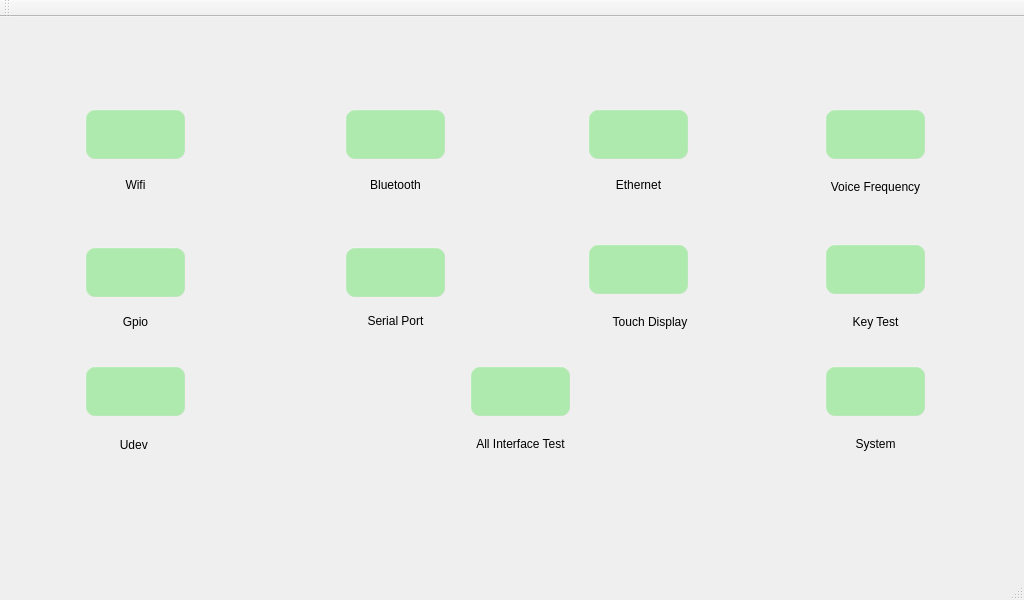
Before: the Qt Designer form qt/t507/mainwindow.ui in jizizihe/baijie_demo, drawn with Qt 5.
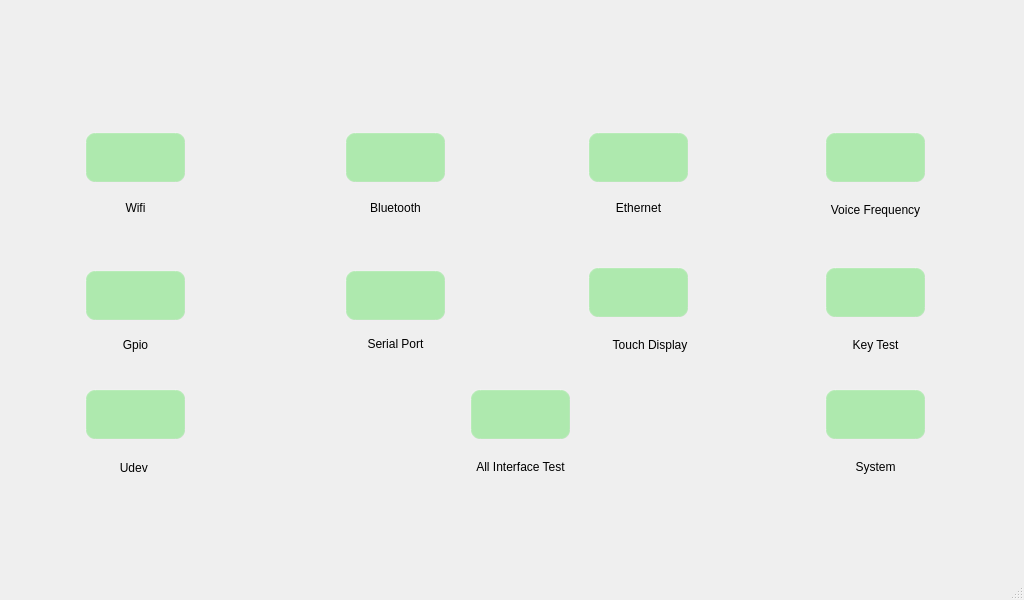
After: the same form once the commit is applied. Icons and pictures are not drawn.

Diff of the .ui file:
```diff
--- a/qt/t507/mainwindow.ui
+++ b/qt/t507/mainwindow.ui
@@ -56,7 +56,7 @@
     <property name="geometry">
      <rect>
       <x>588</x>
-      <y>227</y>
+      <y>267</y>
       <width>101</width>
       <height>51</height>
      </rect>
@@ -82,7 +82,7 @@
     <property name="geometry">
      <rect>
       <x>525</x>
-      <y>287</y>
+      <y>327</y>
       <width>250</width>
       <height>35</height>
      </rect>
@@ -104,7 +104,7 @@
     <property name="geometry">
      <rect>
       <x>825</x>
-      <y>227</y>
+      <y>267</y>
       <width>101</width>
       <height>51</height>
      </rect>
@@ -130,7 +130,7 @@
     <property name="geometry">
      <rect>
       <x>270</x>
-      <y>286</y>
+      <y>326</y>
       <width>251</width>
       <height>35</height>
      </rect>
@@ -152,7 +152,7 @@
     <property name="geometry">
      <rect>
       <x>750</x>
-      <y>287</y>
+      <y>327</y>
       <width>251</width>
       <height>35</height>
      </rect>
@@ -174,7 +174,7 @@
     <property name="geometry">
      <rect>
       <x>345</x>
-      <y>92</y>
+      <y>132</y>
       <width>101</width>
       <height>51</height>
      </rect>
@@ -200,7 +200,7 @@
     <property name="geometry">
      <rect>
       <x>85</x>
-      <y>349</y>
+      <y>389</y>
       <width>101</width>
       <height>51</height>
      </rect>
@@ -226,7 +226,7 @@
     <property name="geometry">
      <rect>
       <x>750</x>
-      <y>409</y>
+      <y>449</y>
       <width>251</width>
       <height>35</height>
      </rect>
@@ -248,7 +248,7 @@
     <property name="geometry">
      <rect>
       <x>10</x>
-      <y>287</y>
+      <y>327</y>
       <width>251</width>
       <height>35</height>
      </rect>
@@ -297,7 +297,7 @@
     <property name="geometry">
      <rect>
       <x>85</x>
-      <y>230</y>
+      <y>270</y>
       <width>101</width>
       <height>51</height>
      </rect>
@@ -323,7 +323,7 @@
     <property name="geometry">
      <rect>
       <x>395</x>
-      <y>409</y>
+      <y>449</y>
       <width>251</width>
       <height>35</height>
      </rect>
@@ -345,7 +345,7 @@
     <property name="geometry">
      <rect>
       <x>750</x>
-      <y>152</y>
+      <y>192</y>
       <width>251</width>
       <height>35</height>
      </rect>
@@ -367,7 +367,7 @@
     <property name="geometry">
      <rect>
       <x>470</x>
-      <y>349</y>
+      <y>389</y>
       <width>101</width>
       <height>51</height>
      </rect>
@@ -393,7 +393,7 @@
     <property name="geometry">
      <rect>
       <x>270</x>
-      <y>150</y>
+      <y>190</y>
       <width>251</width>
       <height>35</height>
      </rect>
@@ -415,7 +415,7 @@
     <property name="geometry">
      <rect>
       <x>825</x>
-      <y>349</y>
+      <y>389</y>
       <width>101</width>
       <height>51</height>
      </rect>
@@ -441,7 +441,7 @@
     <property name="geometry">
      <rect>
       <x>85</x>
-      <y>92</y>
+      <y>132</y>
       <width>101</width>
       <height>51</height>
      </rect>
@@ -467,7 +467,7 @@
     <property name="geometry">
      <rect>
       <x>513</x>
-      <y>150</y>
+      <y>190</y>
       <width>251</width>
       <height>35</height>
      </rect>
@@ -489,7 +489,7 @@
     <property name="geometry">
      <rect>
       <x>10</x>
-      <y>410</y>
+      <y>450</y>
       <width>251</width>
       <height>35</height>
      </rect>
@@ -511,7 +511,7 @@
     <property name="geometry">
      <rect>
       <x>588</x>
-      <y>92</y>
+      <y>132</y>
       <width>101</width>
       <height>51</height>
      </rect>
@@ -539,7 +539,7 @@
     <property name="geometry">
      <rect>
       <x>825</x>
-      <y>92</y>
+      <y>132</y>
       <width>101</width>
       <height>51</height>
      </rect>
@@ -565,7 +565,7 @@
     <property name="geometry">
      <rect>
       <x>345</x>
-      <y>230</y>
+      <y>270</y>
       <width>101</width>
       <height>51</height>
      </rect>
@@ -591,7 +591,7 @@
     <property name="geometry">
      <rect>
       <x>10</x>
-      <y>150</y>
+      <y>190</y>
       <width>251</width>
       <height>35</height>
      </rect>
@@ -610,24 +610,6 @@
     </property>
    </widget>
   </widget>
-  <widget class="QMenuBar" name="menuBar">
-   <property name="geometry">
-    <rect>
-     <x>0</x>
-     <y>0</y>
-     <width>1024</width>
-     <height>23</height>
-    </rect>
-   </property>
-  </widget>
-  <widget class="QToolBar" name="mainToolBar">
-   <attribute name="toolBarArea">
-    <enum>TopToolBarArea</enum>
-   </attribute>
-   <attribute name="toolBarBreak">
-    <bool>false</bool>
-   </attribute>
-  </widget>
   <widget class="QStatusBar" name="statusBar"/>
  </widget>
  <layoutdefault spacing="6" margin="11"/>
```
Left out of the diff: 4 changed lines with no effect on the pictures.
